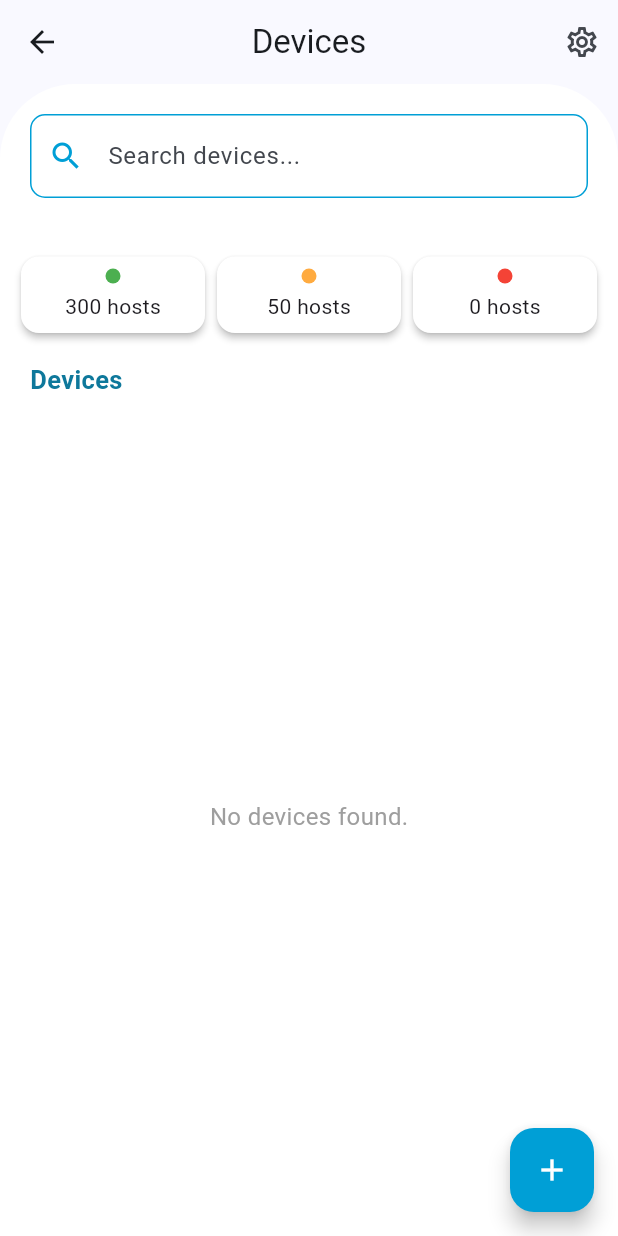
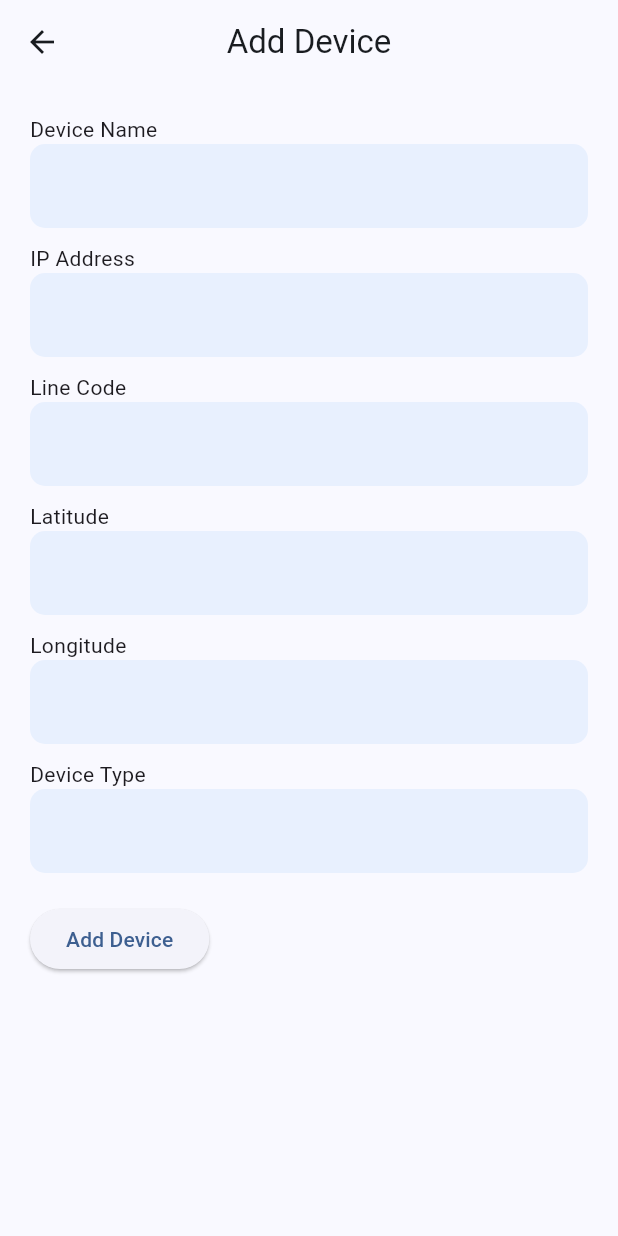
Before and after one commit to aboodsido/ettisalat_app, a Flutter app: the DevicesPage screen opened by its route, after a tap on the "add" icon, on a phone screen of 412 x 824 dp. Run offline on Flutter 3.47's test engine with Material 3 defaults, Android fonts, the phone set to English and light mode, and no system bars; our stand-ins replace flutter_secure_storage, flutter_svg, get, google_fonts, google_maps_flutter, shared_preferences; accounts and stored records are empty; Roboto replaces fonts that are missing (Tajawal).

Commit message:
almost done with devices page & functions

```diff
--- a/ettisalat_app/lib/app/constants.dart
+++ b/ettisalat_app/lib/app/constants.dart
@@ -1,3 +1,5 @@
 import 'package:flutter/material.dart';
 
 const Color primaryColr = Color.fromRGBO(0, 159, 214, 1);
+
+const String baseUrl = 'http://monitoring.ocean-it.net/api';
--- a/ettisalat_app/lib/app/routes/app_routes.dart
+++ b/ettisalat_app/lib/app/routes/app_routes.dart
@@ -19,12 +19,12 @@ class AppRoutes {
   static const DASHBOARD = '/dashboard';
 
   static final routes = [
-    GetPage(name: SPLASH, page: () => SplashPage()),
+    GetPage(name: SPLASH, page: () => const SplashPage()),
     GetPage(name: LOGIN, page: () => LoginPage()),
     GetPage(name: HOME, page: () => const HomePage()),
     GetPage(name: HOSTS, page: () => DevicesPage()),
     GetPage(name: USERS, page: () => const UsersPage()),
     GetPage(name: SETTINGS, page: () => const SettingsPage()),
-    GetPage(name: MORE, page: () => const MorePage()),
+    GetPage(name: MORE, page: () => MorePage()),
   ];
 }
--- /dev/null
+++ b/ettisalat_app/lib/app/views/add_device_page.dart
@@ -0,0 +1,153 @@
+import 'package:flutter/material.dart';
+import 'package:get/get.dart';
+import '../controllers/device_controller.dart';
+
+class AddDevicePage extends StatefulWidget {
+  const AddDevicePage({Key? key}) : super(key: key);
+
+  @override
+  _AddDevicePageState createState() => _AddDevicePageState();
+}
+
+class _AddDevicePageState extends State<AddDevicePage> {
+  final DeviceController deviceController = Get.find();
+
+  // Controllers for the text fields
+  final TextEditingController nameController = TextEditingController();
+  final TextEditingController ipController = TextEditingController();
+  final TextEditingController lineCodeController = TextEditingController();
+  final TextEditingController latitudeController = TextEditingController();
+  final TextEditingController longitudeController = TextEditingController();
+  final TextEditingController deviceTypeController = TextEditingController();
+
+  @override
+  Widget build(BuildContext context) {
+    return Scaffold(
+      appBar: AppBar(
+        title: const Text("Add Device"),
+        centerTitle: true,
+      ),
+      body: SingleChildScrollView(
+        child: Padding(
+          padding: const EdgeInsets.all(20.0),
+          child: Column(
+            crossAxisAlignment: CrossAxisAlignment.start,
+            children: [
+              const Text("Device Name"),
+              TextField(
+                controller: nameController,
+                decoration: const InputDecoration(
+                  border: OutlineInputBorder(
+                    borderRadius: BorderRadius.all(Radius.circular(10)),
+                    borderSide: BorderSide.none,
+                  ),
+                  filled: true,
+                  fillColor: Color.fromRGBO(232, 240, 254, 1),
+                ),
+              ),
+              const SizedBox(height: 10),
+              const Text("IP Address"),
+              TextField(
+                controller: ipController,
+                decoration: const InputDecoration(
+                  border: OutlineInputBorder(
+                    borderRadius: BorderRadius.all(Radius.circular(10)),
+                    borderSide: BorderSide.none,
+                  ),
+                  filled: true,
+                  fillColor: Color.fromRGBO(232, 240, 254, 1),
+                ),
+              ),
+              const SizedBox(height: 10),
+              const Text("Line Code"),
+              TextField(
+                controller: lineCodeController,
+                decoration: const InputDecoration(
+                  border: OutlineInputBorder(
+                    borderRadius: BorderRadius.all(Radius.circular(10)),
+                    borderSide: BorderSide.none,
+                  ),
+                  filled: true,
+                  fillColor: Color.fromRGBO(232, 240, 254, 1),
+                ),
+              ),
+              const SizedBox(height: 10),
+              const Text("Latitude"),
+              TextField(
+                keyboardType:
+                    const TextInputType.numberWithOptions(decimal: true),
+                controller: latitudeController,
+                decoration: const InputDecoration(
+                  border: OutlineInputBorder(
+                    borderRadius: BorderRadius.all(Radius.circular(10)),
+                    borderSide: BorderSide.none,
+                  ),
+                  filled: true,
+                  fillColor: Color.fromRGBO(232, 240, 254, 1),
+                ),
+              ),
+              const SizedBox(height: 10),
+              const Text("Longitude"),
+              TextField(
+                keyboardType:
+                    const TextInputType.numberWithOptions(decimal: true),
+                controller: longitudeController,
+                decoration: const InputDecoration(
+                  border: OutlineInputBorder(
+                    borderRadius: BorderRadius.all(Radius.circular(10)),
+                    borderSide: BorderSide.none,
+                  ),
+                  filled: true,
+                  fillColor: Color.fromRGBO(232, 240, 254, 1),
+                ),
+              ),
+              const SizedBox(height: 10),
+              const Text("Device Type"),
+              TextField(
+                controller: deviceTypeController,
+                decoration: const InputDecoration(
+                  border: OutlineInputBorder(
+                    borderRadius: BorderRadius.all(Radius.circular(10)),
+                    borderSide: BorderSide.none,
+                  ),
+                  filled: true,
+                  fillColor: Color.fromRGBO(232, 240, 254, 1),
+                ),
+              ),
+              const SizedBox(height: 20),
+              ElevatedButton(
+                onPressed: () {
+                  if (nameController.text.isNotEmpty &&
+                      ipController.text.isNotEmpty &&
+                      lineCodeController.text.isNotEmpty &&
+                      latitudeController.text.isNotEmpty &&
+                      longitudeController.text.isNotEmpty &&
+                      deviceTypeController.text.isNotEmpty) {
+                    // Collect data from the form
+                    Map<String, dynamic> newDeviceData = {
+                      "name": nameController.text,
+                      "ip_address": ipController.text,
+                      "line_code": lineCodeController.text,
+                      "latitude":
+                          double.tryParse(latitudeController.text) ?? 0.0,
+                      "longitude":
+                          double.tryParse(longitudeController.text) ?? 0.0,
+                      "device_type": deviceTypeController.text,
+                    };
+
+                    deviceController.addDevice(newDeviceData);
+                    Get.back();
+                  } else {
+                    Get.snackbar(
+                        'Empty Fields!', 'Fill all the fields to add device!');
+                  }
+                },
+                child: const Text("Add Device"),
+              ),
+            ],
+          ),
+        ),
+      ),
+    );
+  }
+}
--- a/ettisalat_app/lib/app/views/devices_page.dart
+++ b/ettisalat_app/lib/app/views/devices_page.dart
@@ -4,7 +4,9 @@ import 'package:flutter_svg/svg.dart';
 import 'package:get/get.dart';
 
 import '../controllers/device_controller.dart';
+import 'add_device_page.dart';
 import 'settings_page.dart';
+import 'update_device_page.dart';
 
 class DevicesPage extends StatelessWidget {
   final DeviceController deviceController = Get.put(DeviceController());
@@ -46,12 +48,20 @@ class DevicesPage extends StatelessWidget {
             ),
             Padding(
               padding: const EdgeInsets.symmetric(vertical: 15, horizontal: 10),
-              child: Row(
+              child: Obx(
+                () => Row(
                   children: [
-                  buildCountCard('300', Colors.green),
-                  buildCountCard('50', Colors.orangeAccent),
-                  buildCountCard('0', Colors.red),
+                    buildCountCard(
+                        '${deviceController.devices.where((device) => device.status == '1').length}',
+                        Colors.green),
+                    buildCountCard(
+                        '${deviceController.devices.where((device) => device.status == '2').length}',
+                        Colors.orangeAccent),
+                    buildCountCard(
+                        '${deviceController.devices.where((device) => device.status == '3').length}',
+                        Colors.red),
                   ],
+                ),
               ),
             ),
             const Padding(
@@ -93,9 +103,16 @@ class DevicesPage extends StatelessWidget {
                     return Card(
                       elevation: 2,
                       margin: const EdgeInsets.only(bottom: 10),
-                      color: const Color.fromARGB(228, 243, 243, 249),
+                      color: const Color.fromARGB(241, 243, 243, 249),
                       child: ListTile(
-                        leading: buildDeviceIdBadge(device.id),
+                        leading: buildDeviceIdBadge(
+                          device.id,
+                          device.status == '1'
+                              ? Colors.green
+                              : device.status == '2'
+                                  ? Colors.orangeAccent
+                                  : Colors.red,
+                        ),
                         title: Row(
                           children: [
                             Text(
@@ -115,7 +132,7 @@ class DevicesPage extends StatelessWidget {
                           ],
                         ),
                         subtitle: Text(
-                          "${device.lineCode}      Group: ${device.deviceType}",
+                          "${device.lineCode}      Type: ${device.deviceType}",
                           style: const TextStyle(color: Colors.grey),
                         ),
                         trailing: buildTrailingActions(device.id),
@@ -125,6 +142,38 @@ class DevicesPage extends StatelessWidget {
                 );
               }),
             ),
+            Padding(
+              padding: const EdgeInsets.symmetric(vertical: 20),
+              child: Row(
+                mainAxisAlignment: MainAxisAlignment.center,
+                children: [
+                  IconButton(
+                    icon: const Icon(
+                      Icons.arrow_back,
+                      color: primaryColr,
+                    ),
+                    onPressed: () {
+                      deviceController.previousPage();
+                    },
+                  ),
+                  Obx(() {
+                    return Text(
+                      'Page ${deviceController.currentPage.value} of ${deviceController.totalPages.value}',
+                      style: const TextStyle(fontSize: 16, color: primaryColr),
+                    );
+                  }),
+                  IconButton(
+                    icon: const Icon(
+                      Icons.arrow_forward,
+                      color: primaryColr,
+                    ),
+                    onPressed: () {
+                      deviceController.nextPage();
+                    },
+                  ),
+                ],
+              ),
+            ),
           ],
         ),
       ),
@@ -132,7 +181,7 @@ class DevicesPage extends StatelessWidget {
         backgroundColor: primaryColr,
         child: const Icon(Icons.add, color: Colors.white),
         onPressed: () {
-          // Navigate to the device addition page
+          Get.to(const AddDevicePage());
         },
       ),
     );
@@ -142,7 +191,7 @@ class DevicesPage extends StatelessWidget {
     return TextField(
       controller: searchController,
       decoration: InputDecoration(
-        hintText: 'Search devices...',
+        hintText: 'Search devices by name or IP...',
         prefixIcon: const Icon(Icons.search, color: primaryColr),
         border: OutlineInputBorder(
           borderRadius: BorderRadius.circular(10),
@@ -165,13 +214,10 @@ class DevicesPage extends StatelessWidget {
     );
   }
 
-  Widget buildDeviceIdBadge(int id) {
+  Widget buildDeviceIdBadge(int id, Color color) {
     return CircleAvatar(
-      backgroundColor: Colors.blue.shade100,
-      child: Text(
-        id.toString(),
-        style: const TextStyle(color: Colors.black, fontSize: 12),
-      ),
+      radius: 7,
+      backgroundColor: color,
     );
   }
 
@@ -179,7 +225,14 @@ class DevicesPage extends StatelessWidget {
     return Row(
       mainAxisSize: MainAxisSize.min,
       children: [
-        IconButton(
+        Container(
+          width: 35,
+          height: 35,
+          decoration: BoxDecoration(
+            color: Colors.white,
+            borderRadius: BorderRadius.circular(8),
+          ),
+          child: IconButton(
             tooltip: 'Edit Device',
             icon: SvgPicture.asset(
               'assets/icons/edit.svg',
@@ -187,10 +240,22 @@ class DevicesPage extends StatelessWidget {
               height: 15,
             ),
             onPressed: () {
-            // Edit device logic here
+              final device = deviceController.devices
+                  .firstWhere((device) => device.id == id);
+              // Navigate to the Update Device page with the selected device's data
+              Get.to(UpdateDevicePage(device: device));
             },
           ),
-        IconButton(
+        ),
+        const SizedBox(width: 5),
+        Container(
+          width: 35,
+          height: 35,
+          decoration: BoxDecoration(
+            color: Colors.white,
+            borderRadius: BorderRadius.circular(8),
+          ),
+          child: IconButton(
             tooltip: 'Delete Device',
             icon: SvgPicture.asset(
               'assets/icons/delete.svg',
@@ -198,10 +263,40 @@ class DevicesPage extends StatelessWidget {
               height: 15,
             ),
             onPressed: () {
-            // deviceController.deleteDeviceAPI(id);
+              _showDeleteConfirmationDialog(id);
             },
           ),
+        ),
       ],
+    );
+  }
+
+  void _showDeleteConfirmationDialog(int deviceId) {
+    Get.dialog(
+      AlertDialog(
+        title: const Text("Delete Confirm"),
+        content: const Text("Are you sure you want to delete this device?"),
+        actions: [
+          TextButton(
+            onPressed: () {
+              // Close the dialog and do nothing
+              Get.back();
+            },
+            child: const Text("Cancel"),
+          ),
+          TextButton(
+            onPressed: () {
+              deviceController.deleteDevice(deviceId.toString());
+              Get.back();
+            },
+            child: const Text(
+              "Delete",
+              style: TextStyle(color: Colors.red, fontWeight: FontWeight.bold),
+            ),
+          ),
+        ],
+      ),
+      barrierDismissible: false,
     );
   }
 
@@ -219,7 +314,7 @@ class DevicesPage extends StatelessWidget {
                 radius: 5,
               ),
               const SizedBox(height: 5),
-              Text('$count hosts'),
+              Text('$count devices'),
             ],
           ),
         ),
--- a/ettisalat_app/lib/app/views/home_page.dart
+++ b/ettisalat_app/lib/app/views/home_page.dart
@@ -235,7 +235,7 @@ class _HomePageState extends State<HomePage>
             const UsersPage(),
             const MapPage(),
             DevicesPage(),
-            const MorePage(),
+            MorePage(),
           ],
         ),
       ),
--- a/ettisalat_app/lib/app/views/login_page.dart
+++ b/ettisalat_app/lib/app/views/login_page.dart
@@ -2,10 +2,10 @@ import 'package:ettisalat_app/app/constants.dart';
 import 'package:flutter/material.dart';
 import 'package:get/get.dart';
 
-import '../controllers/login_controller.dart';
+import '../controllers/auth_controller.dart';
 
 class LoginPage extends StatelessWidget {
-  final LoginController controller = Get.find();
+  final AuthController controller = Get.find();
 
   LoginPage({super.key});
 
@@ -89,7 +89,7 @@ class LoginPage extends StatelessWidget {
                 ),
               ),
               const Center(
-                child: Image(image: AssetImage('assets/images/logo.jpeg')),
+                child: Image(image: AssetImage('assets/images/jawwalLogo.png')),
               ),
             ],
           ),
```
Also changed, not shown: ettisalat_app/lib/app/bindings/initial_binding.dart (+7 -3 lines), ettisalat_app/lib/app/controllers/auth_controller.dart (renamed from ettisalat_app/lib/app/controllers/login_controller.dart, +62 -9 lines), ettisalat_app/lib/app/controllers/device_controller.dart (+129 -7 lines), ettisalat_app/lib/app/views/more_page.dart (+8 -1 lines), ettisalat_app/lib/app/views/splash_page.dart (+16 -8 lines), ettisalat_app/lib/app/views/update_device_page.dart (added, +185 -0 lines), ettisalat_app/lib/main.dart (+5 -5 lines), ettisalat_app/assets/images/jawwalLogo.png (added), ettisalat_app/assets/images/splashLogo.png (renamed from ettisalat_app/assets/images/spLogo.png), 1 other file. Lines whose indentation alone changed are shown as unchanged.
